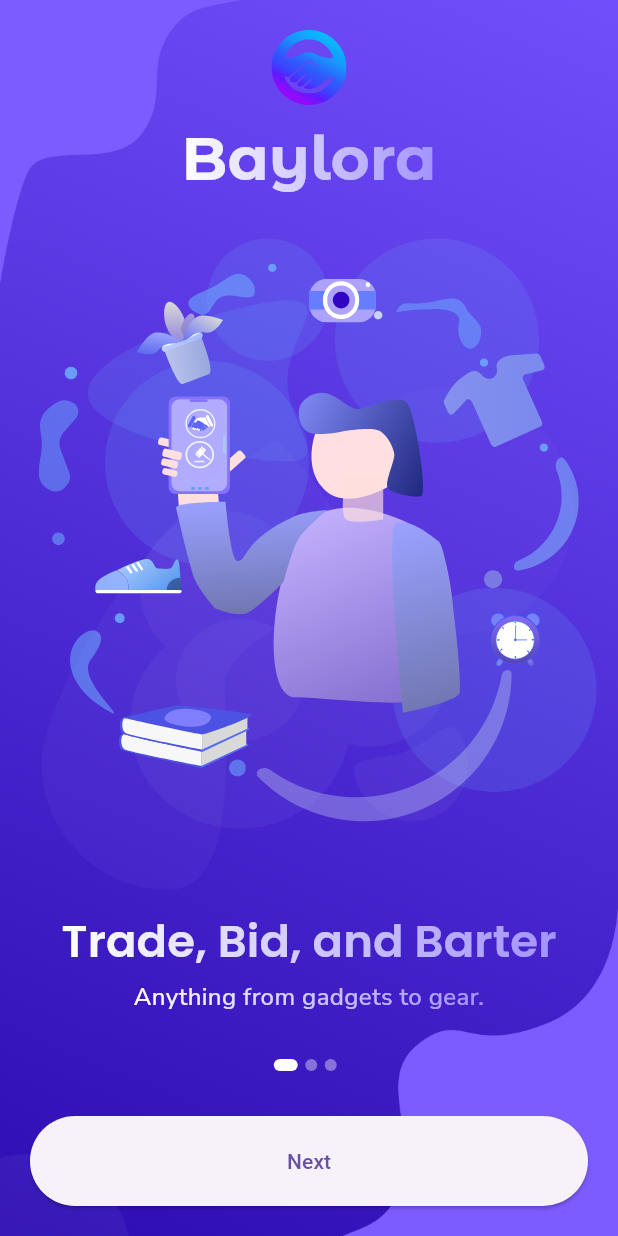
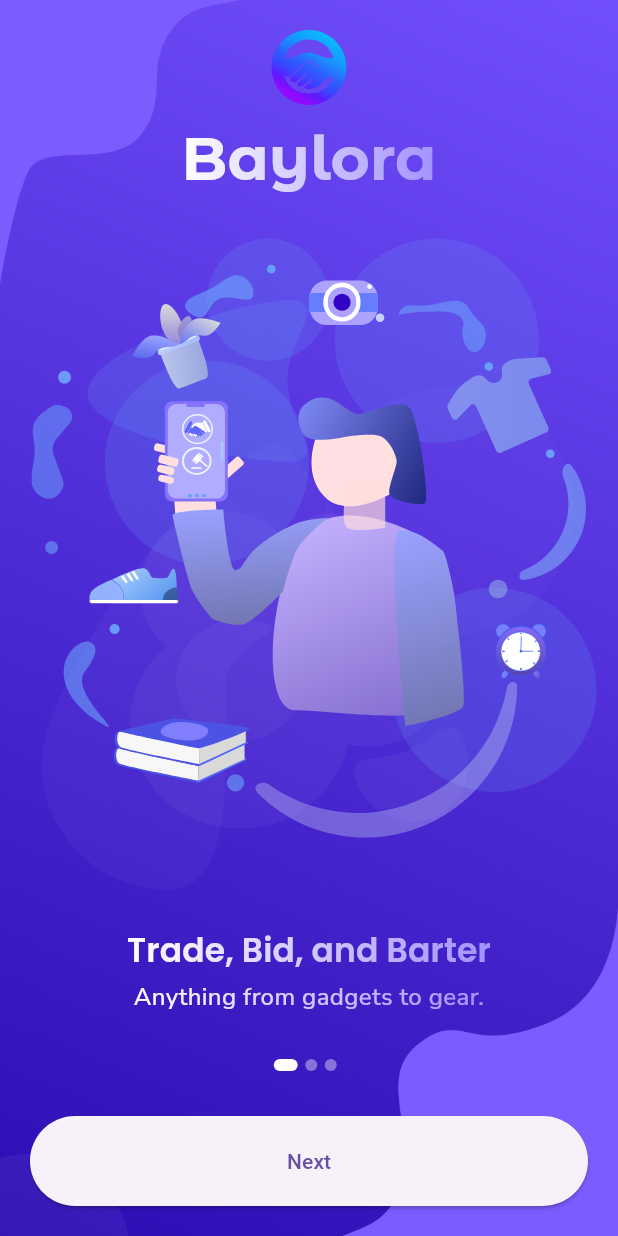
Before and after one commit to Domincee/Baylora, a Flutter app: the screen it shows after launch, on a phone screen of 412 x 824 dp. Run offline on Flutter 3.47's test engine with Material 3 defaults, Android fonts, the phone set to English and light mode, and no system bars; our stand-ins replace flutter_svg; project files that could hold a hidden picture were left out.

```diff
--- a/lib/constant/app_sizes_widget.dart
+++ b/lib/constant/app_sizes_widget.dart
@@ -5,6 +5,10 @@ class AppSizesWidget {
    /* Logo Size */
    static const EdgeInsets logoPadding = EdgeInsets.all(10.0);
 
+   static const double iconDefaultSize = 25.0;
+
+   static const double appbarHorPad = 15.0;
+
 
 
 }
--- a/lib/theme/app_theme.dart
+++ b/lib/theme/app_theme.dart
@@ -14,7 +14,7 @@ class AppTheme {
           titleSmall: TextStyle(
             fontFamily: 'Poppins',
             fontWeight: FontWeight.w600,
-            fontSize:30,
+            fontSize:22,
           ),
 
           //DEFAULT BODY SIZE
```
Also changed, not shown: lib/widgets/custom_appbar.dart (+16 -3 lines).
